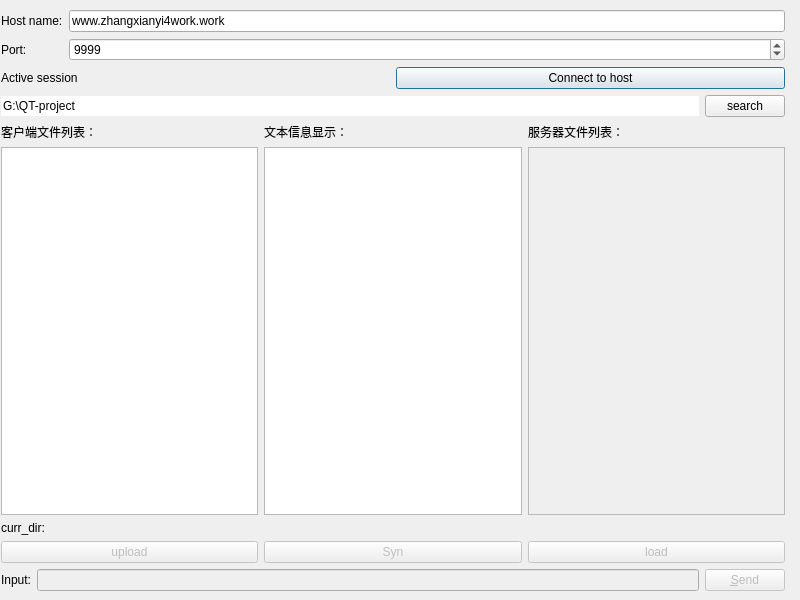
First picture: the form in ClassResourceManagerPro/src/ui/tcp_client/tcpclient.ui, repository zhang-xian-yi/QT_Module, before the edit.
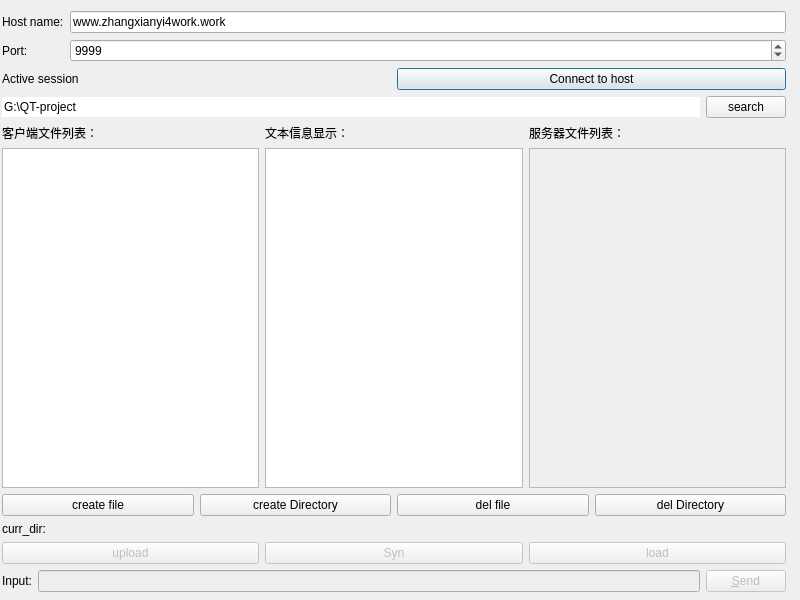
Second picture: the form after the edit.

Commit message: finish CRUD file and directory

```diff
--- a/ClassResourceManagerPro/src/ui/tcp_client/tcpclient.ui
+++ b/ClassResourceManagerPro/src/ui/tcp_client/tcpclient.ui
@@ -19,11 +19,11 @@
   <property name="windowTitle">
    <string>Secure Socket Client</string>
   </property>
-  <widget class="QWidget" name="layoutWidget">
+  <widget class="QWidget" name="">
    <property name="geometry">
     <rect>
-     <x>1</x>
-     <y>10</y>
+     <x>2</x>
+     <y>11</y>
      <width>784</width>
      <height>581</height>
     </rect>
@@ -177,6 +177,38 @@
       </item>
      </layout>
     </item>
+    <item>
+     <layout class="QHBoxLayout" name="horizontalLayout">
+      <item>
+       <widget class="QPushButton" name="btn_create_file">
+        <property name="text">
+         <string>create file</string>
+        </property>
+       </widget>
+      </item>
+      <item>
+       <widget class="QPushButton" name="btn_create_dir">
+        <property name="text">
+         <string>create Directory</string>
+        </property>
+       </widget>
+      </item>
+      <item>
+       <widget class="QPushButton" name="btn_del_file">
+        <property name="text">
+         <string>del file</string>
+        </property>
+       </widget>
+      </item>
+      <item>
+       <widget class="QPushButton" name="btn_del_dir">
+        <property name="text">
+         <string>del Directory</string>
+        </property>
+       </widget>
+      </item>
+     </layout>
+    </item>
     <item>
      <widget class="QLabel" name="curr_dir_lab">
       <property name="enabled">
```
The commit also changes 7 other files.
